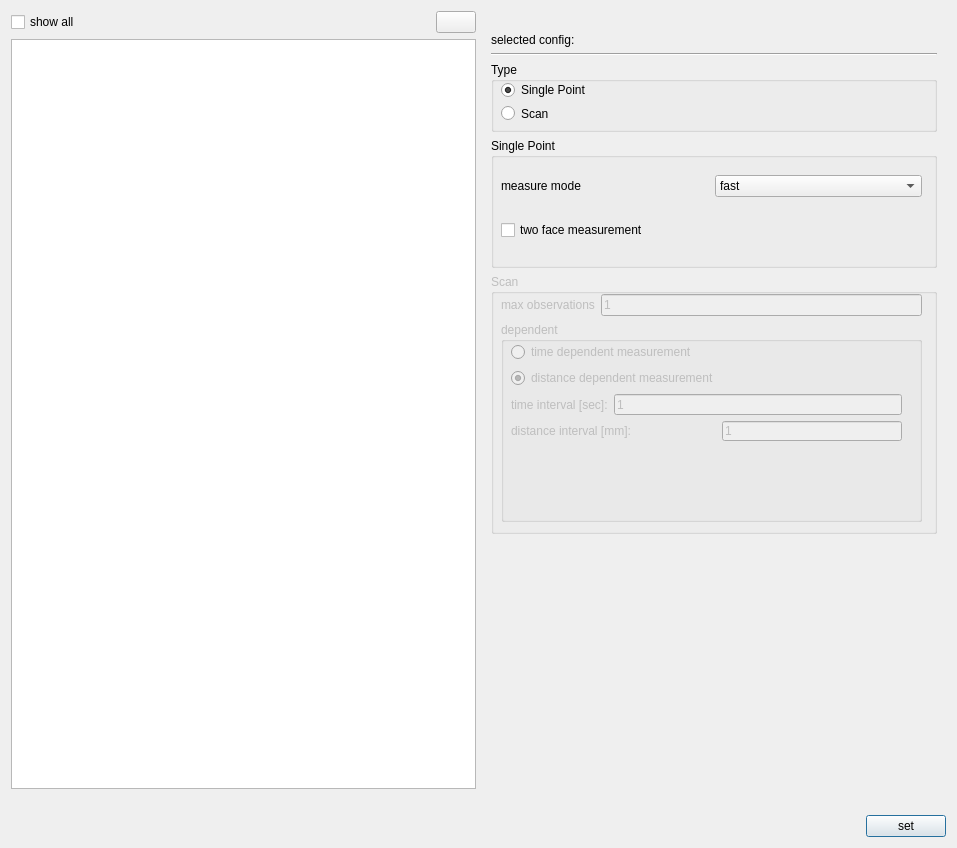
The window that ui/dialogs/measurementconfigurationdialog.ui (OpenIndy/OpenIndy) describes before a commit, drawn with Qt 5.
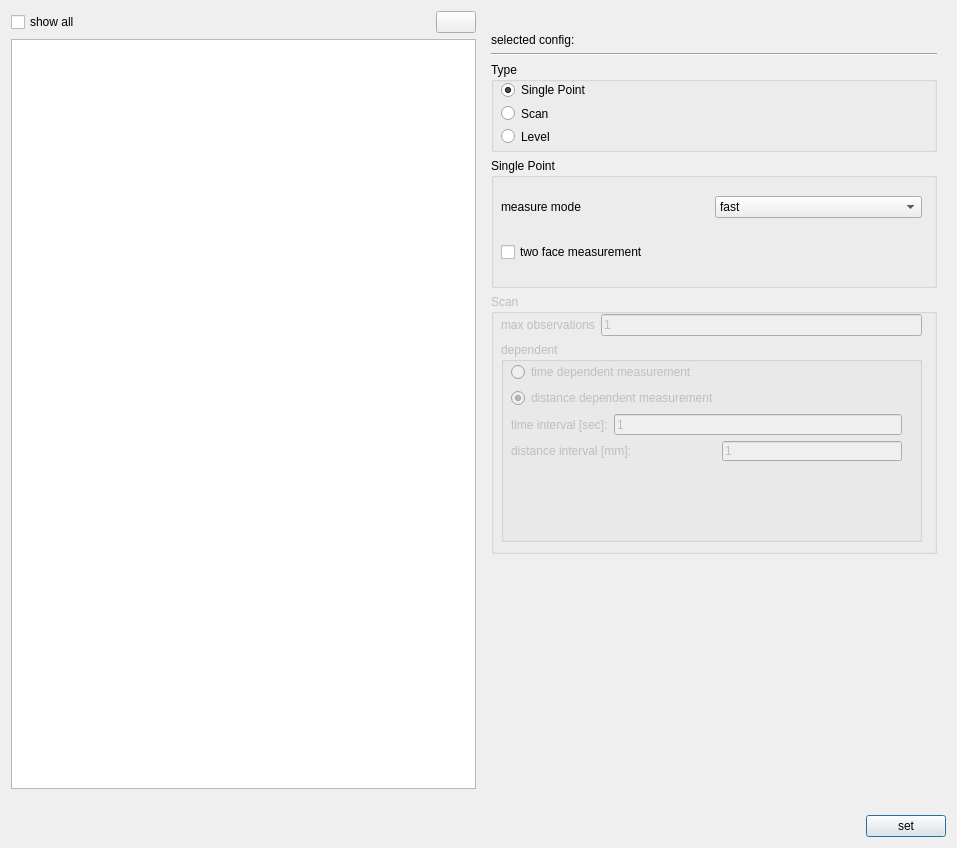
The same window after the commit. Icons and pictures are not drawn.

Commit message: OI-905: level

What changed in the file:
```diff
--- a/ui/dialogs/measurementconfigurationdialog.ui
+++ b/ui/dialogs/measurementconfigurationdialog.ui
@@ -221,7 +221,7 @@
               <property name="minimumSize">
                <size>
                 <width>0</width>
-                <height>70</height>
+                <height>90</height>
                </size>
               </property>
               <property name="title">
@@ -233,7 +233,7 @@
                  <x>10</x>
                  <y>19</y>
                  <width>391</width>
-                 <height>41</height>
+                 <height>64</height>
                 </rect>
                </property>
                <layout class="QVBoxLayout" name="verticalLayout_10">
@@ -254,6 +254,13 @@
                   </property>
                  </widget>
                 </item>
+                <item>
+                 <widget class="QRadioButton" name="radioButton_Level">
+                  <property name="text">
+                   <string>Level</string>
+                  </property>
+                 </widget>
+                </item>
                </layout>
               </widget>
              </widget>
@@ -281,7 +288,7 @@
                  <x>10</x>
                  <y>20</y>
                  <width>421</width>
-                 <height>101</height>
+                 <height>103</height>
                 </rect>
                </property>
                <layout class="QVBoxLayout" name="verticalLayout_7">
```
